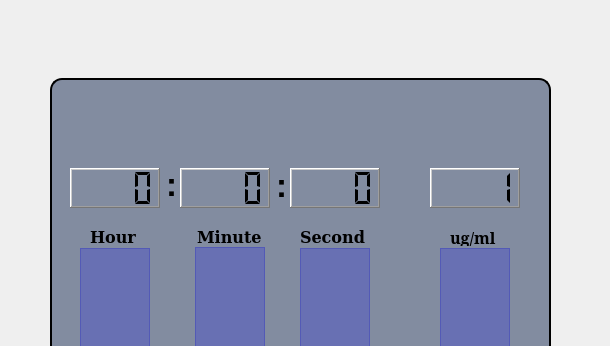
Old version of the form infection.ui in the repository mohsencyber/gardinaUI; both pictures show x 0 to 610 and y 0 to 346 of the 800 by 500 pixel window.
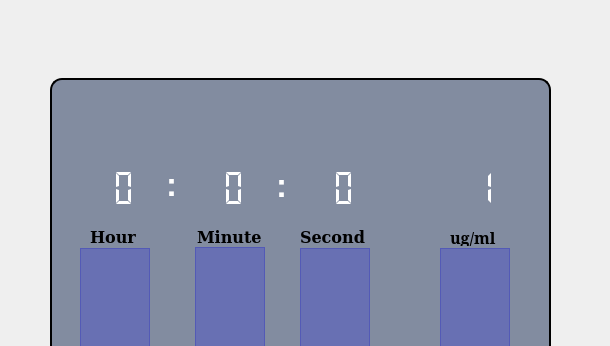
New version of the form. Icons and pictures are not drawn. Custom widgets are drawn as their Qt base class.

```diff
--- a/infection.ui
+++ b/infection.ui
@@ -44,14 +44,51 @@
       <height>40</height>
      </rect>
     </property>
+    <property name="palette">
+     <palette>
+      <active>
+       <colorrole role="WindowText">
+        <brush brushstyle="SolidPattern">
+         <color alpha="255">
+          <red>255</red>
+          <green>255</green>
+          <blue>255</blue>
+         </color>
+        </brush>
+       </colorrole>
+      </active>
+      <inactive>
+       <colorrole role="WindowText">
+        <brush brushstyle="SolidPattern">
+         <color alpha="255">
+          <red>255</red>
+          <green>255</green>
+          <blue>255</blue>
+         </color>
+        </brush>
+       </colorrole>
+      </inactive>
+      <disabled>
+       <colorrole role="WindowText">
+        <brush brushstyle="SolidPattern">
+         <color alpha="96">
+          <red>164</red>
+          <green>166</green>
+          <blue>168</blue>
+         </color>
+        </brush>
+       </colorrole>
+      </disabled>
+     </palette>
+    </property>
     <property name="frameShape">
-     <enum>QFrame::WinPanel</enum>
+     <enum>QFrame::NoFrame</enum>
     </property>
     <property name="frameShadow">
      <enum>QFrame::Raised</enum>
     </property>
     <property name="digitCount">
-     <number>4</number>
+     <number>2</number>
     </property>
     <property name="mode">
      <enum>QLCDNumber::Dec</enum>
@@ -69,11 +106,48 @@
       <height>40</height>
      </rect>
     </property>
+    <property name="palette">
+     <palette>
+      <active>
+       <colorrole role="WindowText">
+        <brush brushstyle="SolidPattern">
+         <color alpha="255">
+          <red>255</red>
+          <green>255</green>
+          <blue>255</blue>
+         </color>
+        </brush>
+       </colorrole>
+      </active>
+      <inactive>
+       <colorrole role="WindowText">
+        <brush brushstyle="SolidPattern">
+         <color alpha="255">
+          <red>255</red>
+          <green>255</green>
+          <blue>255</blue>
+         </color>
+        </brush>
+       </colorrole>
+      </inactive>
+      <disabled>
+       <colorrole role="WindowText">
+        <brush brushstyle="SolidPattern">
+         <color alpha="96">
+          <red>164</red>
+          <green>166</green>
+          <blue>168</blue>
+         </color>
+        </brush>
+       </colorrole>
+      </disabled>
+     </palette>
+    </property>
     <property name="frameShape">
-     <enum>QFrame::WinPanel</enum>
+     <enum>QFrame::NoFrame</enum>
     </property>
     <property name="digitCount">
-     <number>4</number>
+     <number>2</number>
     </property>
     <property name="segmentStyle">
      <enum>QLCDNumber::Flat</enum>
@@ -88,11 +162,48 @@
       <height>40</height>
      </rect>
     </property>
+    <property name="palette">
+     <palette>
+      <active>
+       <colorrole role="WindowText">
+        <brush brushstyle="SolidPattern">
+         <color alpha="255">
+          <red>255</red>
+          <green>255</green>
+          <blue>255</blue>
+         </color>
+        </brush>
+       </colorrole>
+      </active>
+      <inactive>
+       <colorrole role="WindowText">
+        <brush brushstyle="SolidPattern">
+         <color alpha="255">
+          <red>255</red>
+          <green>255</green>
+          <blue>255</blue>
+         </color>
+        </brush>
+       </colorrole>
+      </inactive>
+      <disabled>
+       <colorrole role="WindowText">
+        <brush brushstyle="SolidPattern">
+         <color alpha="96">
+          <red>164</red>
+          <green>166</green>
+          <blue>168</blue>
+         </color>
+        </brush>
+       </colorrole>
+      </disabled>
+     </palette>
+    </property>
     <property name="frameShape">
-     <enum>QFrame::WinPanel</enum>
+     <enum>QFrame::NoFrame</enum>
     </property>
     <property name="digitCount">
-     <number>4</number>
+     <number>2</number>
     </property>
     <property name="segmentStyle">
      <enum>QLCDNumber::Flat</enum>
@@ -266,11 +377,48 @@
       <height>40</height>
      </rect>
     </property>
+    <property name="palette">
+     <palette>
+      <active>
+       <colorrole role="WindowText">
+        <brush brushstyle="SolidPattern">
+         <color alpha="255">
+          <red>255</red>
+          <green>255</green>
+          <blue>255</blue>
+         </color>
+        </brush>
+       </colorrole>
+      </active>
+      <inactive>
+       <colorrole role="WindowText">
+        <brush brushstyle="SolidPattern">
+         <color alpha="255">
+          <red>255</red>
+          <green>255</green>
+          <blue>255</blue>
+         </color>
+        </brush>
+       </colorrole>
+      </inactive>
+      <disabled>
+       <colorrole role="WindowText">
+        <brush brushstyle="SolidPattern">
+         <color alpha="96">
+          <red>164</red>
+          <green>166</green>
+          <blue>168</blue>
+         </color>
+        </brush>
+       </colorrole>
+      </disabled>
+     </palette>
+    </property>
     <property name="frameShape">
-     <enum>QFrame::WinPanel</enum>
+     <enum>QFrame::NoFrame</enum>
     </property>
     <property name="digitCount">
-     <number>4</number>
+     <number>2</number>
     </property>
     <property name="segmentStyle">
      <enum>QLCDNumber::Flat</enum>
@@ -334,6 +482,43 @@
       <height>40</height>
      </rect>
     </property>
+    <property name="palette">
+     <palette>
+      <active>
+       <colorrole role="WindowText">
+        <brush brushstyle="SolidPattern">
+         <color alpha="255">
+          <red>255</red>
+          <green>255</green>
+          <blue>255</blue>
+         </color>
+        </brush>
+       </colorrole>
+      </active>
+      <inactive>
+       <colorrole role="WindowText">
+        <brush brushstyle="SolidPattern">
+         <color alpha="255">
+          <red>255</red>
+          <green>255</green>
+          <blue>255</blue>
+         </color>
+        </brush>
+       </colorrole>
+      </inactive>
+      <disabled>
+       <colorrole role="WindowText">
+        <brush brushstyle="SolidPattern">
+         <color alpha="96">
+          <red>164</red>
+          <green>166</green>
+          <blue>168</blue>
+         </color>
+        </brush>
+       </colorrole>
+      </disabled>
+     </palette>
+    </property>
     <property name="font">
      <font>
       <pointsize>25</pointsize>
@@ -354,6 +539,43 @@
       <height>40</height>
      </rect>
     </property>
+    <property name="palette">
+     <palette>
+      <active>
+       <colorrole role="WindowText">
+        <brush brushstyle="SolidPattern">
+         <color alpha="255">
+          <red>255</red>
+          <green>255</green>
+          <blue>255</blue>
+         </color>
+        </brush>
+       </colorrole>
+      </active>
+      <inactive>
+       <colorrole role="WindowText">
+        <brush brushstyle="SolidPattern">
+         <color alpha="255">
+          <red>255</red>
+          <green>255</green>
+          <blue>255</blue>
+         </color>
+        </brush>
+       </colorrole>
+      </inactive>
+      <disabled>
+       <colorrole role="WindowText">
+        <brush brushstyle="SolidPattern">
+         <color alpha="96">
+          <red>164</red>
+          <green>166</green>
+          <blue>168</blue>
+         </color>
+        </brush>
+       </colorrole>
+      </disabled>
+     </palette>
+    </property>
     <property name="font">
      <font>
       <pointsize>25</pointsize>
```
Left out of the diff: 6 changed lines with no effect on the pictures.
